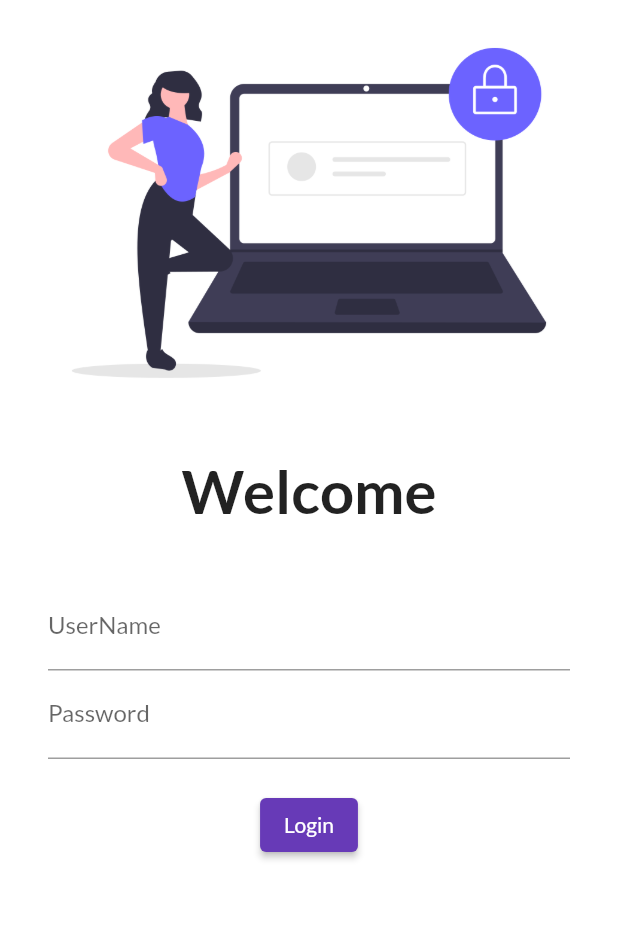
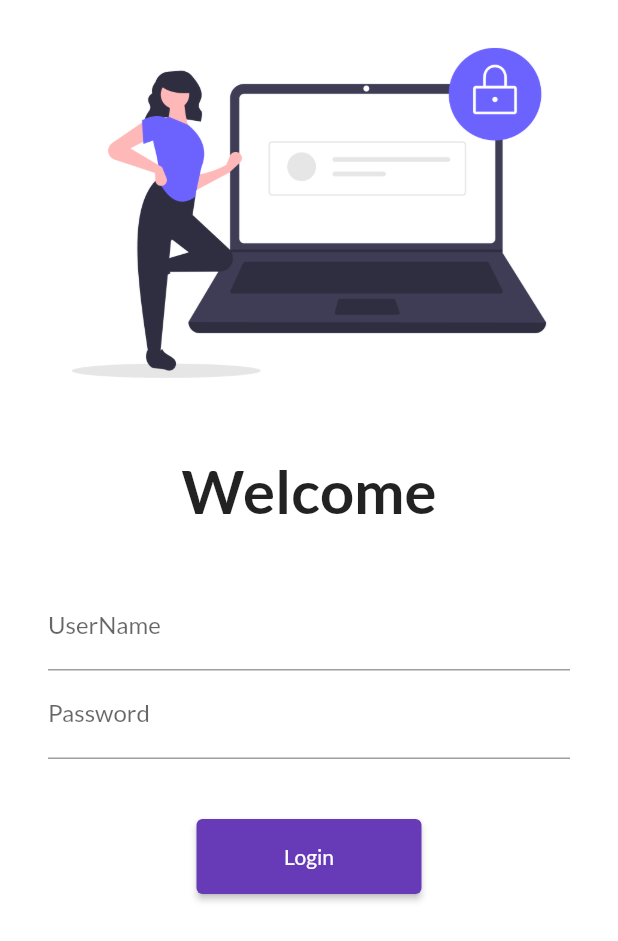
Before and after one commit to deep846/30_Days_of_Flutter, a Flutter app: the screen it shows after launch, on a phone screen of 412 x 824 dp. Shown: the top 941 px of the screen. Run offline on Flutter 3.47's test engine with Material 2 defaults, Android fonts, the phone set to English and light mode, and no system bars; our stand-ins replace google_fonts.

Commit message:
day5 complete

```diff
--- a/lib/main.dart
+++ b/lib/main.dart
@@ -2,6 +2,7 @@ import 'package:flutter/material.dart';
 import 'package:google_fonts/google_fonts.dart';
 import 'package:my_first_app/pages/homepage.dart';
 import 'package:my_first_app/pages/login_page.dart';
+import 'package:my_first_app/utils/routes.dart';
 
 void main() {
   runApp(MyApp());
@@ -25,8 +26,8 @@ class MyApp extends StatelessWidget {
       initialRoute: "/",
       routes: {
         "/": (context) => LoginPage(),
-        "/homepage": (context) => HomePage(),
-        "/loginpage": (context) => LoginPage(),
+        MyRoutes.homeRoute: (context) => HomePage(),
+        MyRoutes.loginRoute: (context) => LoginPage(),
       },
     );
   }
--- a/lib/pages/login_page.dart
+++ b/lib/pages/login_page.dart
@@ -1,13 +1,20 @@
 import 'package:flutter/material.dart';
+import 'package:my_first_app/utils/routes.dart';
 
 class LoginPage extends StatelessWidget {
   @override
   Widget build(BuildContext context) {
     return Material(
       color: Colors.white,
+      child: SingleChildScrollView(
+        // using this we can scroll a page over the window
         child: Column(
           children: [
-          Image.asset("assets/images/login_image.png", fit: BoxFit.cover),
+            Image.asset(
+              "assets/images/login_image.png",
+              fit: BoxFit.cover,
+              //height: 500, // just fo testing perpous of scroll view
+            ),
             SizedBox(
               height: 20,
             ),
@@ -41,12 +48,17 @@ class LoginPage extends StatelessWidget {
                     ),
                   ),
                   SizedBox(
-                  height: 20,
+                    height: 40.0,
                   ),
                   ElevatedButton(
+                    style: TextButton.styleFrom(
+                        minimumSize: Size(150,
+                            50)), //construct a button with adjusting hight and width
                     onPressed: () {
                       print("Hi Deep");
+                      Navigator.pushNamed(context, MyRoutes.homeRoute);
                     },
+
                     child: Text("Login"),
                   )
                 ],
@@ -54,6 +66,7 @@ class LoginPage extends StatelessWidget {
             ),
           ],
         ),
+      ),
     );
   }
 }
--- /dev/null
+++ b/lib/utils/routes.dart
@@ -0,0 +1,4 @@
+class MyRoutes {
+  static String loginRoute = "/login";
+  static String homeRoute = "/home";
+}
```
Lines whose indentation alone changed are shown as unchanged.
